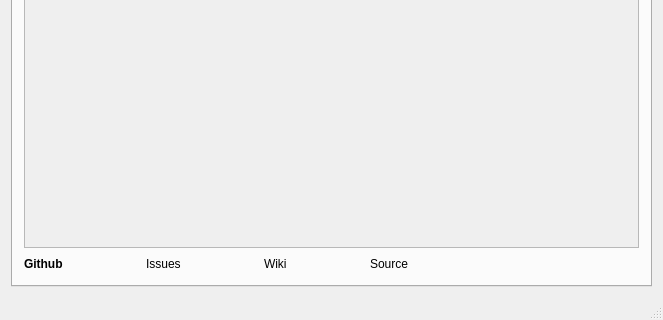
Above: mainwindow.ui from yafp/dirgister before the change; both pictures show x 0 to 663 and y 160 to 480 of the 663 by 480 pixel window. Below: the same form after it.
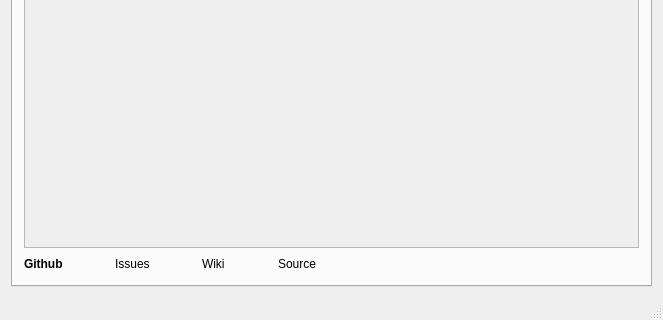
That is the form after the change. The open tabs and pages were chosen to show the change.

Patch:
```diff
--- a/mainwindow.ui
+++ b/mainwindow.ui
@@ -377,6 +377,58 @@
                 </property>
                </spacer>
               </item>
+              <item>
+               <spacer name="horizontalSpacer_13">
+                <property name="orientation">
+                 <enum>Qt::Horizontal</enum>
+                </property>
+                <property name="sizeHint" stdset="0">
+                 <size>
+                  <width>40</width>
+                  <height>20</height>
+                 </size>
+                </property>
+               </spacer>
+              </item>
+              <item>
+               <spacer name="horizontalSpacer_15">
+                <property name="orientation">
+                 <enum>Qt::Horizontal</enum>
+                </property>
+                <property name="sizeHint" stdset="0">
+                 <size>
+                  <width>40</width>
+                  <height>20</height>
+                 </size>
+                </property>
+               </spacer>
+              </item>
+              <item>
+               <spacer name="horizontalSpacer_16">
+                <property name="orientation">
+                 <enum>Qt::Horizontal</enum>
+                </property>
+                <property name="sizeHint" stdset="0">
+                 <size>
+                  <width>40</width>
+                  <height>20</height>
+                 </size>
+                </property>
+               </spacer>
+              </item>
+              <item>
+               <spacer name="horizontalSpacer_14">
+                <property name="orientation">
+                 <enum>Qt::Horizontal</enum>
+                </property>
+                <property name="sizeHint" stdset="0">
+                 <size>
+                  <width>40</width>
+                  <height>20</height>
+                 </size>
+                </property>
+               </spacer>
+              </item>
               <item>
                <spacer name="horizontalSpacer_12">
                 <property name="orientation">
```
Left out of the diff: 16 changed lines with no effect on the pictures.
